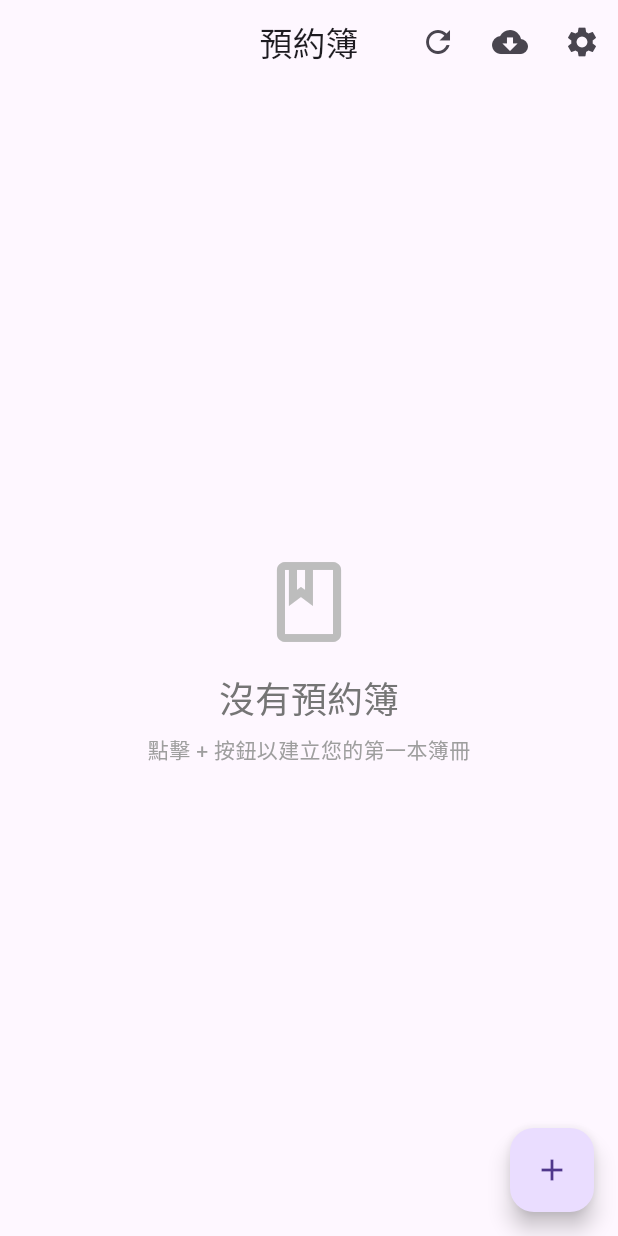
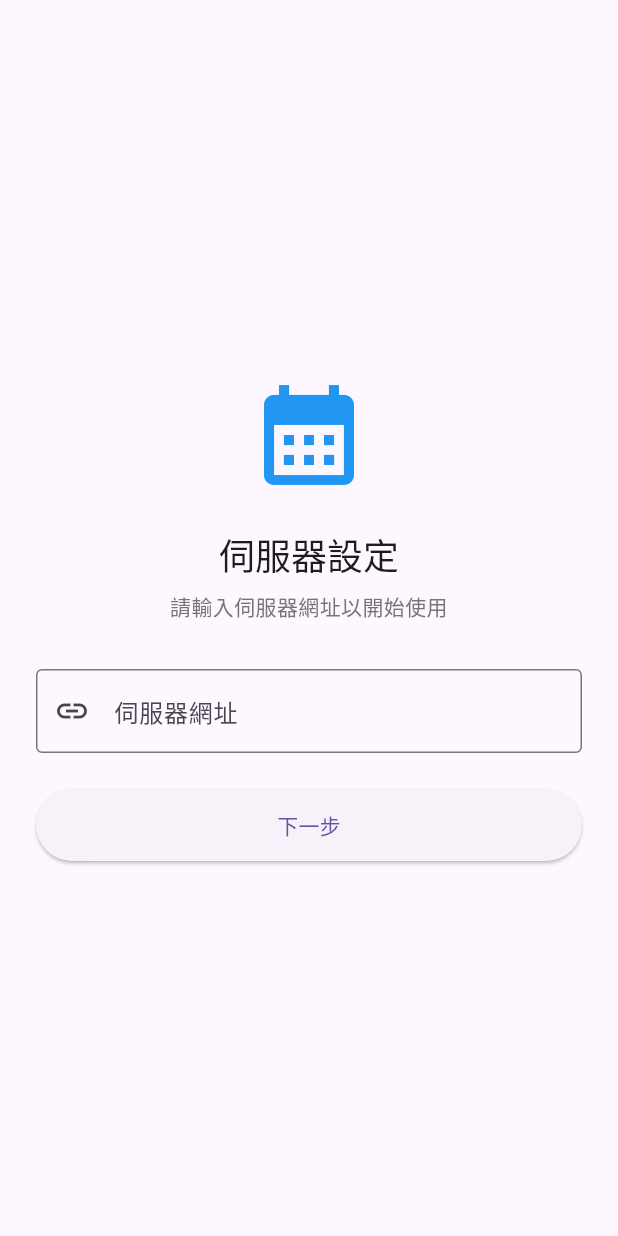
Before and after one commit to igeryoung/AppointmentApp, a Flutter app: the screen it shows after launch, on a phone screen of 412 x 824 dp. Run offline on Flutter 3.47's test engine with Material 3 defaults, Android fonts, the phone set to English and light mode, and no system bars; our stand-ins replace connectivity_plus, equatable, flutter_bloc, get_it, shared_preferences, sqflite; accounts and stored records are empty.

Commit message:
fix: require server configuration before app services initialization
The book creation was failing with "Connection refused to localhost:8080"
because the app was using a default localhost URL instead of the configured
backend URL. This happened because:

1. setupServices() was called with a fallback localhost URL before server
   was configured
2. After device registration, the old services (with localhost URL) were
   still being used by cached references in controllers

This fix ensures server URL is configured BEFORE initializing services:

- Add ServerSetupScreen for first-time server configuration
- Modify setupServices() to require serverUrl parameter
- Update saveDeviceCredentials() to store server_url in database
- Add _AppInitializer widget to check server config before showing main UI
- Update all callers of saveDeviceCredentials to pass server URL

```diff
--- a/lib/app.dart
+++ b/lib/app.dart
@@ -1,7 +1,10 @@
 import 'package:flutter/material.dart';
 import 'package:flutter_localizations/flutter_localizations.dart';
 import 'l10n/app_localizations.dart';
-import 'screens/book_list_screen.dart';
+import 'screens/book_list/book_list_screen.dart';
+import 'screens/server_setup_screen.dart';
+import 'services/database/prd_database_service.dart';
+import 'services/service_locator.dart';
 
 /// PRD-compliant Appointment Registration App
 /// Hierarchy: Book → Schedule → Event → Note
@@ -33,8 +36,78 @@ class ScheduleNoteApp extends StatelessWidget {
         // Mobile-optimized theme
         visualDensity: VisualDensity.adaptivePlatformDensity,
       ),
-      home: const BookListScreen(),
+      home: const _AppInitializer(),
       debugShowCheckedModeBanner: false,
     );
   }
 }
+
+/// Widget that checks server configuration and initializes services
+class _AppInitializer extends StatefulWidget {
+  const _AppInitializer();
+
+  @override
+  State<_AppInitializer> createState() => _AppInitializerState();
+}
+
+class _AppInitializerState extends State<_AppInitializer> {
+  bool _isLoading = true;
+  bool _isServerConfigured = false;
+  String? _serverUrl;
+
+  @override
+  void initState() {
+    super.initState();
+    _checkServerConfiguration();
+  }
+
+  Future<void> _checkServerConfiguration() async {
+    try {
+      final dbService = PRDDatabaseService();
+      final db = await dbService.database;
+
+      // Check if server URL exists in device_info
+      final rows = await db.query('device_info', limit: 1);
+
+      if (rows.isNotEmpty && rows.first['server_url'] != null) {
+        final serverUrl = rows.first['server_url'] as String;
+        // Server is configured, initialize services
+        await setupServices(serverUrl: serverUrl);
+        setState(() {
+          _isServerConfigured = true;
+          _serverUrl = serverUrl;
+          _isLoading = false;
+        });
+      } else {
+        // Server not configured, show setup screen
+        setState(() {
+          _isServerConfigured = false;
+          _isLoading = false;
+        });
+      }
+    } catch (e) {
+      // On error, show setup screen
+      setState(() {
+        _isServerConfigured = false;
+        _isLoading = false;
+      });
+    }
+  }
+
+  @override
+  Widget build(BuildContext context) {
+    if (_isLoading) {
+      return const Scaffold(
+        body: Center(
+          child: CircularProgressIndicator(),
+        ),
+      );
+    }
+
+    if (_isServerConfigured) {
+      return const BookListScreen();
+    } else {
+      return const ServerSetupScreen();
+    }
+  }
+}
--- a/lib/l10n/app_localizations.dart
+++ b/lib/l10n/app_localizations.dart
@@ -1376,6 +1376,78 @@ abstract class AppLocalizations {
   /// In zh_TW, this message translates to:
   /// **'請新增病例號以追蹤待收款項'**
   String get chargeItemsRequireRecordNumber;
+
+  /// Title for server setup screen
+  ///
+  /// In zh_TW, this message translates to:
+  /// **'伺服器設定'**
+  String get serverSetupTitle;
+
+  /// Subtitle for server setup screen
+  ///
+  /// In zh_TW, this message translates to:
+  /// **'請輸入伺服器網址以開始使用'**
+  String get serverSetupSubtitle;
+
+  /// Title for device registration step
+  ///
+  /// In zh_TW, this message translates to:
+  /// **'裝置註冊'**
+  String get deviceRegistrationTitle;
+
+  /// Subtitle for device registration step
+  ///
+  /// In zh_TW, this message translates to:
+  /// **'此裝置尚未註冊，請輸入註冊密碼'**
+  String get deviceRegistrationSubtitle;
+
+  /// Label for server URL field
+  ///
+  /// In zh_TW, this message translates to:
+  /// **'伺服器網址'**
+  String get serverUrlLabel;
+
+  /// Error when server URL is required
+  ///
+  /// In zh_TW, this message translates to:
+  /// **'伺服器網址為必填項目'**
+  String get serverUrlRequired;
+
+  /// Error when server URL format is invalid
+  ///
+  /// In zh_TW, this message translates to:
+  /// **'網址格式無效（需以 http:// 或 https:// 開頭）'**
+  String get serverUrlInvalid;
+
+  /// Label for registration password field
+  ///
+  /// In zh_TW, this message translates to:
+  /// **'註冊密碼'**
+  String get registrationPasswordLabel;
+
+  /// Error when password is required
+  ///
+  /// In zh_TW, this message translates to:
+  /// **'密碼為必填項目'**
+  String get passwordRequired;
+
+  /// Next button text
+  ///
+  /// In zh_TW, this message translates to:
+  /// **'下一步'**
+  String get nextButton;
+
+  /// Register button text
+  ///
+  /// In zh_TW, this message translates to:
+  /// **'註冊'**
+  String get registerButton;
+
+  /// Back button text
+  ///
+  /// In zh_TW, this message translates to:
+  /// **'返回'**
+  String get backButton;
 }
 
 class _AppLocalizationsDelegate
--- a/lib/l10n/app_localizations_zh.dart
+++ b/lib/l10n/app_localizations_zh.dart
@@ -737,6 +737,42 @@ class AppLocalizationsZh extends AppLocalizations {
 
   @override
   String get chargeItemsRequireRecordNumber => '请添加记录编号以追踪收费项目';
+
+  @override
+  String get serverSetupTitle => '服务器设置';
+
+  @override
+  String get serverSetupSubtitle => '请输入服务器网址以开始使用';
+
+  @override
+  String get deviceRegistrationTitle => '设备注册';
+
+  @override
+  String get deviceRegistrationSubtitle => '此设备尚未注册，请输入注册密码';
+
+  @override
+  String get serverUrlLabel => '服务器网址';
+
+  @override
+  String get serverUrlRequired => '服务器网址为必填项目';
+
+  @override
+  String get serverUrlInvalid => '网址格式无效（需以 http:// 或 https:// 开头）';
+
+  @override
+  String get registrationPasswordLabel => '注册密码';
+
+  @override
+  String get passwordRequired => '密码为必填项目';
+
+  @override
+  String get nextButton => '下一步';
+
+  @override
+  String get registerButton => '注册';
+
+  @override
+  String get backButton => '返回';
 }
 
 /// The translations for Chinese, as used in Taiwan (`zh_TW`).
@@ -1472,4 +1508,40 @@ class AppLocalizationsZhTw extends AppLocalizationsZh {
 
   @override
   String get chargeItemsRequireRecordNumber => '請新增病例號以追蹤待收款項';
+
+  @override
+  String get serverSetupTitle => '伺服器設定';
+
+  @override
+  String get serverSetupSubtitle => '請輸入伺服器網址以開始使用';
+
+  @override
+  String get deviceRegistrationTitle => '裝置註冊';
+
+  @override
+  String get deviceRegistrationSubtitle => '此裝置尚未註冊，請輸入註冊密碼';
+
+  @override
+  String get serverUrlLabel => '伺服器網址';
+
+  @override
+  String get serverUrlRequired => '伺服器網址為必填項目';
+
+  @override
+  String get serverUrlInvalid => '網址格式無效（需以 http:// 或 https:// 開頭）';
+
+  @override
+  String get registrationPasswordLabel => '註冊密碼';
+
+  @override
+  String get passwordRequired => '密碼為必填項目';
+
+  @override
+  String get nextButton => '下一步';
+
+  @override
+  String get registerButton => '註冊';
+
+  @override
+  String get backButton => '返回';
 }
--- a/lib/main.dart
+++ b/lib/main.dart
@@ -2,7 +2,6 @@ import 'package:flutter/material.dart';
 import 'package:flutter/services.dart';
 import 'package:intl/date_symbol_data_local.dart';
 import 'app.dart';
-import 'services/service_locator.dart';
 
 void main() async {
   WidgetsFlutterBinding.ensureInitialized();
@@ -16,8 +15,8 @@ void main() async {
   // Initialize date formatting for Traditional Chinese
   await initializeDateFormatting('zh_TW', null);
 
-  // Setup dependency injection
-  await setupServices();
+  // Note: setupServices() is called after checking server configuration
+  // See ScheduleNoteApp for the initialization flow
 
   runApp(const ScheduleNoteApp());
 }
--- a/lib/screens/book_list/adapters/device_registration_adapter.dart
+++ b/lib/screens/book_list/adapters/device_registration_adapter.dart
@@ -44,7 +44,7 @@ class DeviceRegistrationAdapter {
         platform: actualPlatform,
       );
 
-      // Save device credentials
+      // Save device credentials with server URL
       final deviceId = response['deviceId'] as String;
       final deviceToken = response['deviceToken'] as String;
 
@@ -52,6 +52,7 @@ class DeviceRegistrationAdapter {
         deviceId: deviceId,
         deviceToken: deviceToken,
         deviceName: actualDeviceName,
+        serverUrl: baseUrl,
         platform: actualPlatform,
       );
     } finally {
--- a/lib/screens/book_list/dialogs/server_settings_dialog.dart
+++ b/lib/screens/book_list/dialogs/server_settings_dialog.dart
@@ -242,13 +242,14 @@ class _ServerSettingsDialogState extends State<ServerSettingsDialog> {
         platform: platform,
       );
 
-      // Save device credentials
+      // Save device credentials with server URL
       final deviceId = response['deviceId'] as String;
       final deviceToken = response['deviceToken'] as String;
       await dbService.saveDeviceCredentials(
         deviceId: deviceId,
         deviceToken: deviceToken,
         deviceName: deviceName,
+        serverUrl: serverUrl,
         platform: platform,
       );
 
--- /dev/null
+++ b/lib/screens/server_setup_screen.dart
@@ -0,0 +1,290 @@
+import 'package:flutter/material.dart';
+import '../services/database/prd_database_service.dart';
+import '../services/api_client.dart';
+import '../services/service_locator.dart';
+import '../l10n/app_localizations.dart';
+import 'book_list/book_list_screen.dart';
+
+/// Screen for first-time server setup
+/// This screen blocks the app until server is configured and device is registered
+class ServerSetupScreen extends StatefulWidget {
+  const ServerSetupScreen({super.key});
+
+  @override
+  State<ServerSetupScreen> createState() => _ServerSetupScreenState();
+}
+
+class _ServerSetupScreenState extends State<ServerSetupScreen> {
+  final _formKey = GlobalKey<FormState>();
+  final _urlController = TextEditingController();
+  final _passwordController = TextEditingController();
+
+  bool _isLoading = false;
+  String? _errorMessage;
+  _SetupStep _currentStep = _SetupStep.url;
+
+  @override
+  void dispose() {
+    _urlController.dispose();
+    _passwordController.dispose();
+    super.dispose();
+  }
+
+  @override
+  Widget build(BuildContext context) {
+    final l10n = AppLocalizations.of(context)!;
+
+    return Scaffold(
+      body: SafeArea(
+        child: Center(
+          child: SingleChildScrollView(
+            padding: const EdgeInsets.all(24),
+            child: Form(
+              key: _formKey,
+              child: Column(
+                mainAxisAlignment: MainAxisAlignment.center,
+                crossAxisAlignment: CrossAxisAlignment.stretch,
+                children: [
+                  // App icon/logo area
+                  const Icon(
+                    Icons.calendar_month,
+                    size: 80,
+                    color: Colors.blue,
+                  ),
+                  const SizedBox(height: 24),
+
+                  // Title
+                  Text(
+                    _currentStep == _SetupStep.url
+                        ? l10n.serverSetupTitle
+                        : l10n.deviceRegistrationTitle,
+                    style: Theme.of(context).textTheme.headlineSmall,
+                    textAlign: TextAlign.center,
+                  ),
+                  const SizedBox(height: 8),
+
+                  // Subtitle
+                  Text(
+                    _currentStep == _SetupStep.url
+                        ? l10n.serverSetupSubtitle
+                        : l10n.deviceRegistrationSubtitle,
+                    style: Theme.of(context).textTheme.bodyMedium?.copyWith(
+                          color: Colors.grey[600],
+                        ),
+                    textAlign: TextAlign.center,
+                  ),
+                  const SizedBox(height: 32),
+
+                  // Form fields based on step
+                  if (_currentStep == _SetupStep.url) ...[
+                    TextFormField(
+                      controller: _urlController,
+                      decoration: InputDecoration(
+                        labelText: l10n.serverUrlLabel,
+                        hintText: 'http://192.168.1.100:8080',
+                        border: const OutlineInputBorder(),
+                        prefixIcon: const Icon(Icons.link),
+                      ),
+                      validator: (value) {
+                        if (value == null || value.trim().isEmpty) {
+                          return l10n.serverUrlRequired;
+                        }
+                        final uri = Uri.tryParse(value.trim());
+                        if (uri == null ||
+                            (!uri.hasScheme ||
+                                (uri.scheme != 'http' &&
+                                    uri.scheme != 'https'))) {
+                          return l10n.serverUrlInvalid;
+                        }
+                        return null;
+                      },
+                      enabled: !_isLoading,
+                      keyboardType: TextInputType.url,
+                      textInputAction: TextInputAction.next,
+                    ),
+                  ] else ...[
+                    // Registration step
+                    TextFormField(
+                      controller: _passwordController,
+                      decoration: InputDecoration(
+                        labelText: l10n.registrationPasswordLabel,
+                        border: const OutlineInputBorder(),
+                        prefixIcon: const Icon(Icons.lock),
+                      ),
+                      validator: (value) {
+                        if (value == null || value.trim().isEmpty) {
+                          return l10n.passwordRequired;
+                        }
+                        return null;
+                      },
+                      enabled: !_isLoading,
+                      obscureText: true,
+                      textInputAction: TextInputAction.done,
+                      onFieldSubmitted: (_) => _handleSubmit(),
+                    ),
+                  ],
+
+                  // Error message
+                  if (_errorMessage != null) ...[
+                    const SizedBox(height: 16),
+                    Container(
+                      padding: const EdgeInsets.all(12),
+                      decoration: BoxDecoration(
+                        color: Colors.red[50],
+                        borderRadius: BorderRadius.circular(8),
+                        border: Border.all(color: Colors.red[200]!),
+                      ),
+                      child: Row(
+                        children: [
+                          Icon(Icons.error_outline, color: Colors.red[700]),
+                          const SizedBox(width: 8),
+                          Expanded(
+                            child: Text(
+                              _errorMessage!,
+                              style: TextStyle(color: Colors.red[700]),
+                            ),
+                          ),
+                        ],
+                      ),
+                    ),
+                  ],
+
+                  const SizedBox(height: 24),
+
+                  // Submit button
+                  SizedBox(
+                    height: 48,
+                    child: ElevatedButton(
+                      onPressed: _isLoading ? null : _handleSubmit,
+                      child: _isLoading
+                          ? const SizedBox(
+                              width: 24,
+                              height: 24,
+                              child: CircularProgressIndicator(strokeWidth: 2),
+                            )
+                          : Text(
+                              _currentStep == _SetupStep.url
+                                  ? l10n.nextButton
+                                  : l10n.registerButton,
+                            ),
+                    ),
+                  ),
+
+                  // Back button for registration step
+                  if (_currentStep == _SetupStep.registration) ...[
+                    const SizedBox(height: 12),
+                    TextButton(
+                      onPressed: _isLoading
+                          ? null
+                          : () {
+                              setState(() {
+                                _currentStep = _SetupStep.url;
+                                _errorMessage = null;
+                              });
+                            },
+                      child: Text(l10n.backButton),
+                    ),
+                  ],
+                ],
+              ),
+            ),
+          ),
+        ),
+      ),
+    );
+  }
+
+  Future<void> _handleSubmit() async {
+    if (!_formKey.currentState!.validate()) return;
+
+    setState(() {
+      _isLoading = true;
+      _errorMessage = null;
+    });
+
+    try {
+      if (_currentStep == _SetupStep.url) {
+        await _handleUrlSubmit();
+      } else {
+        await _handleRegistration();
+      }
+    } catch (e) {
+      setState(() {
+        _errorMessage = e.toString();
+        _isLoading = false;
+      });
+    }
+  }
+
+  Future<void> _handleUrlSubmit() async {
+    final serverUrl = _urlController.text.trim();
+
+    // Test connection by creating a temporary ApiClient
+    final apiClient = ApiClient(baseUrl: serverUrl);
+    try {
+      final isHealthy = await apiClient.healthCheck();
+      if (!isHealthy) {
+        throw Exception('Cannot connect to server. Please check the URL.');
+      }
+
+      // Server is reachable, move to registration step
+      setState(() {
+        _currentStep = _SetupStep.registration;
+        _isLoading = false;
+      });
+    } finally {
+      apiClient.dispose();
+    }
+  }
+
+  Future<void> _handleRegistration() async {
+    final serverUrl = _urlController.text.trim();
+    final password = _passwordController.text.trim();
+    final dbService = PRDDatabaseService();
+
+    final platform = Theme.of(context).platform.name;
+    final deviceName = '$platform Device';
+
+    // Create API client and register device
+    final apiClient = ApiClient(baseUrl: serverUrl);
+    try {
+      final response = await apiClient.registerDevice(
+        deviceName: deviceName,
+        password: password,
+        platform: platform,
+      );
+
+      // Save device credentials WITH server URL
+      final deviceId = response['deviceId'] as String;
+      final deviceToken = response['deviceToken'] as String;
+      await dbService.saveDeviceCredentials(
+        deviceId: deviceId,
+        deviceToken: deviceToken,
+        deviceName: deviceName,
+        serverUrl: serverUrl,
+        platform: platform,
+      );
+
+      // Now setup all services with the correct server URL
+      await setupServices(serverUrl: serverUrl);
+
+      // Navigate to main app
+      if (mounted) {
+        Navigator.of(context).pushReplacement(
+          MaterialPageRoute(
+            builder: (context) => const BookListScreen(),
+          ),
+        );
+      }
+    } on ApiException catch (e) {
+      if (e.statusCode == 401) {
+        throw Exception('Invalid registration password');
+      }
+      rethrow;
+    } finally {
+      apiClient.dispose();
+    }
+  }
+}
+
+enum _SetupStep { url, registration }
--- a/lib/services/database/mixins/device_info_operations_mixin.dart
+++ b/lib/services/database/mixins/device_info_operations_mixin.dart
@@ -43,6 +43,7 @@ mixin DeviceInfoOperationsMixin {
     required String deviceId,
     required String deviceToken,
     required String deviceName,
+    required String serverUrl,
     String? platform,
   }) async {
     final db = await database;
@@ -53,6 +54,7 @@ mixin DeviceInfoOperationsMixin {
         'device_id': deviceId,
         'device_token': deviceToken,
         'device_name': deviceName,
+        'server_url': serverUrl,
         'platform': platform,
         'registered_at': DateTime.now().millisecondsSinceEpoch ~/ 1000,
       },
```
Also changed, not shown: lib/l10n/app_localizations_en.dart (+38 -0 lines), lib/services/service_locator.dart (+8 -21 lines).
